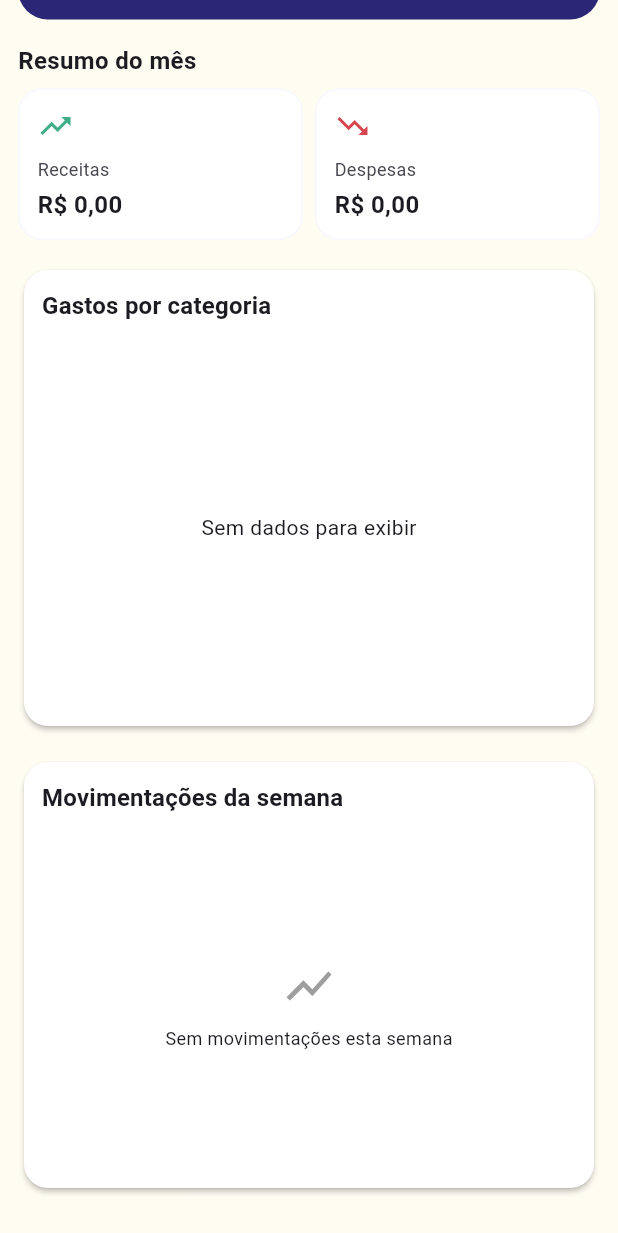
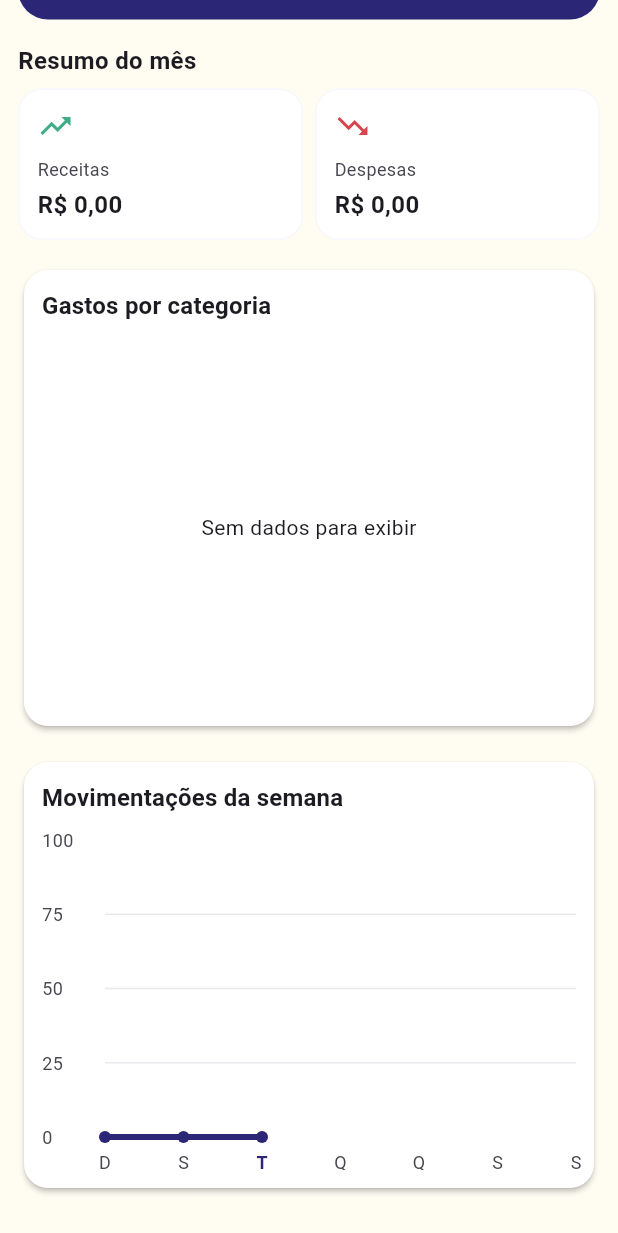
Before and after one commit to mandi-tech/tc3-flutter-app, a Flutter app: the HomeScreen screen opened by its route, scrolled down 129 dp, on a phone screen of 412 x 824 dp. Shown: the top 1233 px of the screen. Run offline on Flutter 3.47's test engine with Material 3 defaults, Android fonts, the phone set to English and light mode, and no system bars; drawn by our look-alikes of fl_chart; our stand-ins replace cloud_firestore, firebase_auth, firebase_core, firebase_storage, go_router, image_picker; missing offline and left inert: mocktail, storybook_flutter; accounts and stored records are empty; network calls fail.

Commit message:
fix: corrige dias da semana gráfico linhas.

```diff
--- a/lib/features/home/presentation/widgets/charts/weekly_cash_flow.dart
+++ b/lib/features/home/presentation/widgets/charts/weekly_cash_flow.dart
@@ -20,33 +20,44 @@ class WeeklyCashflowChart extends StatelessWidget {
       return _buildEmptyState();
     }
 
-    /// Transforma em saldo acumulado
+    /// Ordem visual: Domingo (7) até Sábado (6)
+    final weekOrder = [7, 1, 2, 3, 4, 5, 6];
+    const daysLabels = ["D", "S", "T", "Q", "Q", "S", "S"];
+
+    /// Pegamos o dia atual para limitar o gráfico
+    final now = DateTime.now();
+    final todayWeekday = now.weekday;
+    /// Ajustamos o dia de hoje para o índice do nosso array (Dom = 0, Seg = 1...)
+    final todayIndex = todayWeekday == 7 ? 0 : todayWeekday;
+
     double runningBalance = 0;
     final List<FlSpot> accumulatedSpots = [];
 
-    /// Ordena os dias de 1 a 7
-    final sortedKeys = data.keys.toList()..sort();
+    for (int i = 0; i < weekOrder.length; i++) {
+      /// Se o índice for maior que hoje, paramos de adicionar pontos
+      if (i > todayIndex) break;
 
-    for (var day in sortedKeys) {
-      runningBalance += data[day] ?? 0;
-      accumulatedSpots.add(FlSpot(day.toDouble(), runningBalance));
+      final dayKey = weekOrder[i];
+      runningBalance += data[dayKey] ?? 0;
+      accumulatedSpots.add(FlSpot(i.toDouble(), runningBalance));
     }
 
-    /// Calcula máximos e mínimos para o eixo Y
+    /// Se por algum motivo a lista estiver vazia após o filtro, build state vazio
+    if (accumulatedSpots.isEmpty) return _buildEmptyState();
+
     final allValues = accumulatedSpots.map((e) => e.y).toList();
     final maxValue = allValues.reduce((a, b) => a > b ? a : b);
     final minValue = allValues.reduce((a, b) => a < b ? a : b);
 
-    /// Ajusta o maxY para ter um respiro no topo e o minY para 0 (ou o mínimo real)
     final maxY = _niceMax(maxValue * 1.2);
     final minY = minValue < 0 ? minValue * 1.1 : 0.0;
-
-    const days = ["S", "T", "Q", "Q", "S", "S", "D"];
 
     return SizedBox(
       height: 220,
       child: LineChart(
         LineChartData(
+          minX: 0,
+          maxX: 6, /// Mantemos 6 para o eixo mostrar a semana toda
           minY: minY,
           maxY: maxY,
           gridData: FlGridData(
@@ -66,11 +77,20 @@ class WeeklyCashflowChart extends StatelessWidget {
                 showTitles: true,
                 interval: 1,
                 getTitlesWidget: (value, meta) {
-                  final index = value.toInt() - 1;
-                  if (index < 0 || index >= days.length) return const SizedBox();
+                  final index = value.toInt();
+                  if (index < 0 || index >= daysLabels.length) return const SizedBox();
+
+                  final isToday = index == todayIndex;
+
                   return Padding(
                     padding: const EdgeInsets.only(top: AppSpacing.sm),
-                    child: Text(days[index], style: AppTypography.caption.copyWith(color: colorScheme.onSurfaceVariant)),
+                    child: Text(
+                      daysLabels[index],
+                      style: AppTypography.caption.copyWith(
+                        color: isToday ? colorScheme.primary : colorScheme.onSurfaceVariant,
+                        fontWeight: isToday ? FontWeight.bold : FontWeight.normal,
+                      ),
+                    ),
                   );
                 },
               ),
@@ -95,15 +115,7 @@ class WeeklyCashflowChart extends StatelessWidget {
               barWidth: 4,
               color: colorScheme.primary,
               isStrokeCapRound: true,
-              dotData: FlDotData(
-                show: true,
-                getDotPainter: (spot, percent, barData, index) => FlDotCirclePainter(
-                  radius: 4,
-                  color: colorScheme.primary,
-                  strokeWidth: 2,
-                  strokeColor: colorScheme.surface,
-                ),
-              ),
+              dotData: const FlDotData(show: true),
               belowBarData: BarAreaData(
                 show: true,
                 gradient: LinearGradient(
@@ -119,7 +131,7 @@ class WeeklyCashflowChart extends StatelessWidget {
           ],
           lineTouchData: LineTouchData(
             touchTooltipData: LineTouchTooltipData(
-              getTooltipColor:(touchedSpot) => colorScheme.surfaceContainerHighest,
+              getTooltipColor: (touchedSpot) => colorScheme.surfaceContainerHighest,
               getTooltipItems: (touchedSpots) {
                 return touchedSpots.map((spot) {
                   return LineTooltipItem(
--- a/lib/features/transactions/domain/usecases/get_transaction_weekly_usecase.dart
+++ b/lib/features/transactions/domain/usecases/get_transaction_weekly_usecase.dart
@@ -3,30 +3,37 @@ import '../enums/transaction_type.dart';
 
 class GetTransactionWeeklyUsecase {
 
+  /// Define o início da semana como o último Domingo
   DateTime _startOfWeek(DateTime date) {
+    /// No Dart: Seg=1...Sáb=6, Dom=7.
+    /// Se for domingo (7), o mod 7 vira 0, subtraindo 0 dias (fica no próprio domingo).
+    /// Se for segunda (1), subtrai 1 dia para chegar no domingo anterior.
     final difference = date.weekday % 7;
     final start = date.subtract(Duration(days: difference));
 
     return DateTime(start.year, start.month, start.day);
   }
 
-  Map<int, double> weeklyCashFlow(
-      List<TransactionModel> transactions) {
+  Map<int, double> weeklyCashFlow(List<TransactionModel> transactions) {
+    /// Inicializamos o Map com 0.0 para todos os dias (7=Dom, 1=Seg... 6=Sáb)
+    /// Isso evita que o gráfico fique "buraco" ou dê erro se um dia não tiver transação.
+    final Map<int, double> result = {
+      7: 0.0, 1: 0.0, 2: 0.0, 3: 0.0, 4: 0.0, 5: 0.0, 6: 0.0
+    };
 
-    final Map<int, double> result = {};
     final now = DateTime.now();
-
     final start = _startOfWeek(now);
     final end = start.add(const Duration(days: 7));
 
     for (final t in transactions) {
-
+      /// Filtra apenas transações da semana atual
       if (t.date.isAfter(start.subtract(const Duration(seconds: 1))) &&
           t.date.isBefore(end)) {
 
-        final weekday = (t.date.weekday % 7) + 1;
+        /// Seg=1, Ter=2, Qua=3, Qui=4, Sex=5, Sáb=6, Dom=7.
+        final weekday = t.date.weekday;
 
-        final value = t.type.isExpense
+        final value = t.type == TransactionType.expense
             ? -t.amount
             : t.amount;
 
@@ -42,11 +49,8 @@ class GetTransactionWeeklyUsecase {
   }
 
   double weeklyBalance(List<TransactionModel> transactions) {
-
     final flow = weeklyCashFlow(transactions);
-
     if (flow.isEmpty) return 0;
-
     return flow.values.reduce((a, b) => a + b);
   }
 }
```
